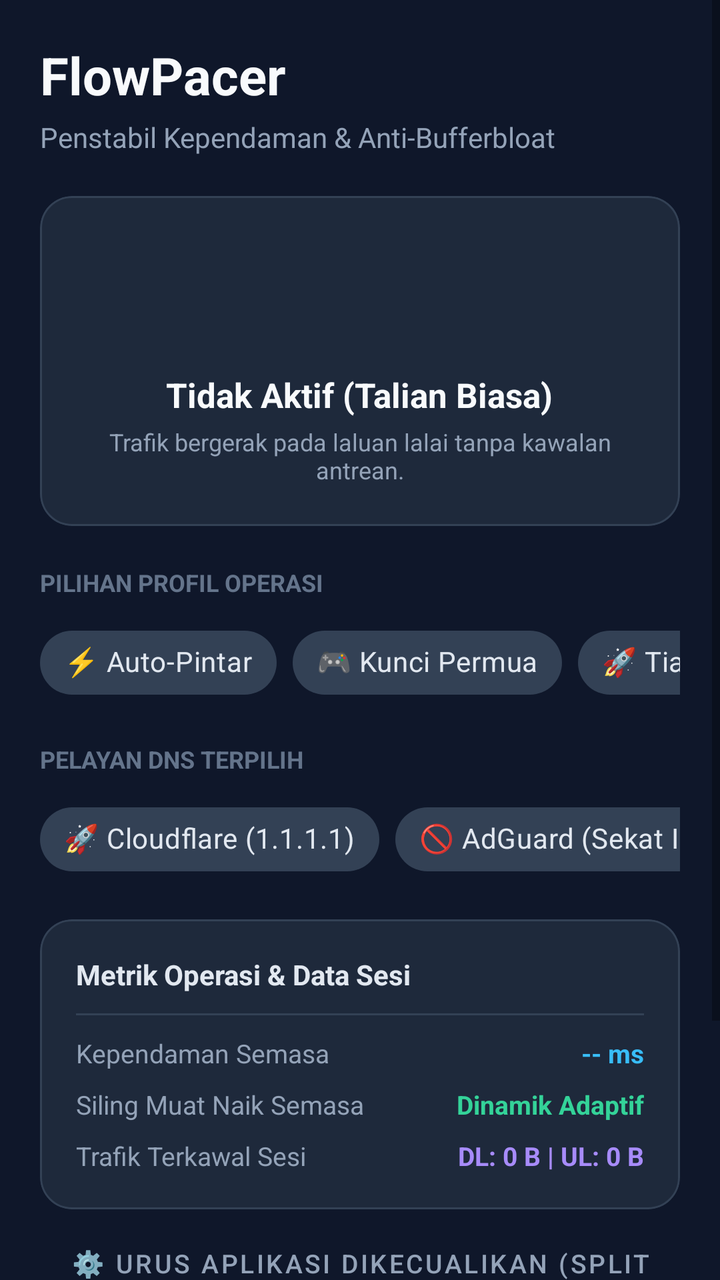
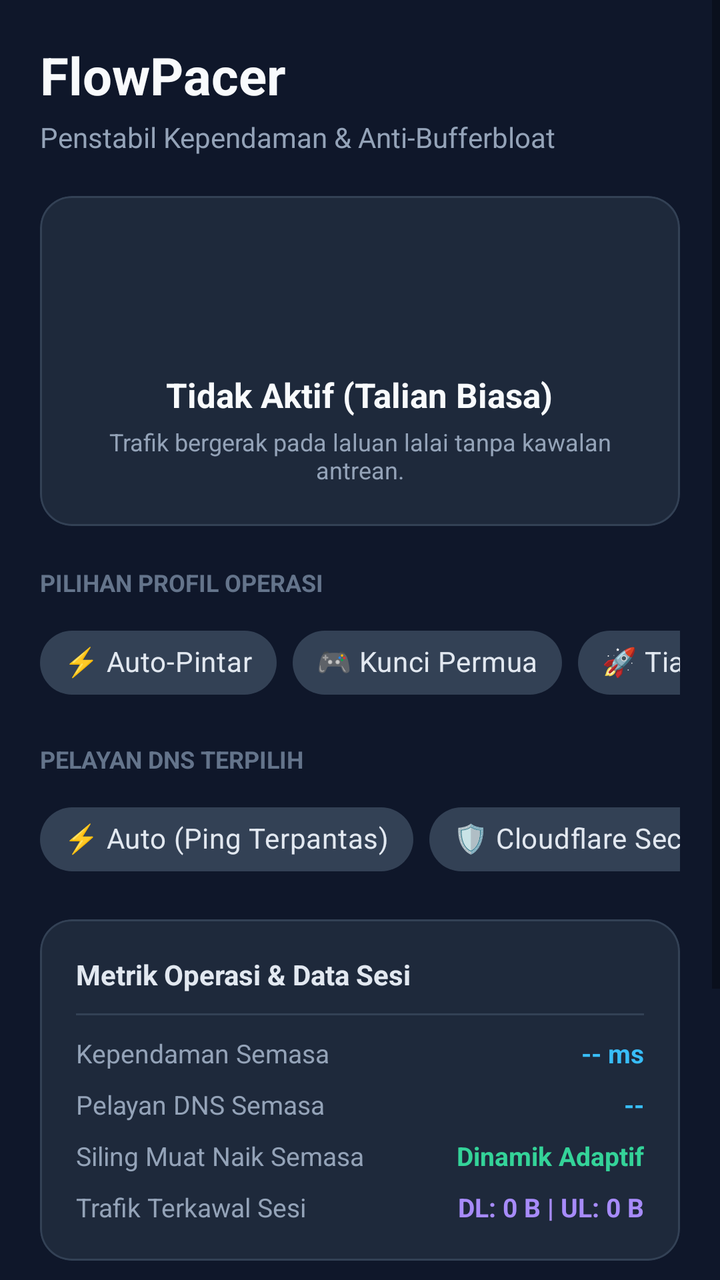

Compare the two renders of this Android layout. The source of the first and the diff that turns it into the second are given below.
<!-- AndroidManifest.xml: application theme Theme.MaterialComponents.DayNight.NoActionBar -->
<!-- res/layout/activity_main.xml -->
<?xml version="1.0" encoding="utf-8"?>
<ScrollView xmlns:android="http://schemas.android.com/apk/res/android"
    xmlns:app="http://schemas.android.com/apk/res-auto"
    android:layout_width="match_parent"
    android:layout_height="match_parent"
    android:fillViewport="true"
    android:background="#0F172A">

    <androidx.constraintlayout.widget.ConstraintLayout
        android:layout_width="match_parent"
        android:layout_height="wrap_content"
        android:padding="20dp">

        <TextView
            android:id="@+id/tvAppTitle"
            android:layout_width="wrap_content"
            android:layout_height="wrap_content"
            android:text="@string/app_name"
            android:textColor="#F8FAFC"
            android:textSize="26sp"
            android:textStyle="bold"
            app:layout_constraintStart_toStartOf="parent"
            app:layout_constraintTop_toTopOf="parent" />

        <TextView
            android:id="@+id/tvAppSubtitle"
            android:layout_width="wrap_content"
            android:layout_height="wrap_content"
            android:layout_marginTop="4dp"
            android:text="@string/app_subtitle"
            android:textColor="#94A3B8"
            android:textSize="14sp"
            app:layout_constraintStart_toStartOf="parent"
            app:layout_constraintTop_toBottomOf="@id/tvAppTitle" />

        
        <com.google.android.material.card.MaterialCardView
            android:id="@+id/cardStatus"
            android:layout_width="0dp"
            android:layout_height="wrap_content"
            android:layout_marginTop="20dp"
            app:cardBackgroundColor="#1E293B"
            app:cardCornerRadius="16dp"
            app:cardElevation="0dp"
            app:strokeColor="#334155"
            app:strokeWidth="1dp"
            app:layout_constraintEnd_toEndOf="parent"
            app:layout_constraintStart_toStartOf="parent"
            app:layout_constraintTop_toBottomOf="@id/tvAppSubtitle">

            <LinearLayout
                android:layout_width="match_parent"
                android:layout_height="wrap_content"
                android:gravity="center"
                android:orientation="vertical"
                android:padding="20dp">

                <ImageView
                    android:id="@+id/imgStatusIcon"
                    android:layout_width="56dp"
                    android:layout_height="56dp"
                    android:contentDescription="@null"
                    app:tint="#64748B" />

                <TextView
                    android:id="@+id/tvStatusTitle"
                    android:layout_width="wrap_content"
                    android:layout_height="wrap_content"
                    android:layout_marginTop="12dp"
                    android:text="@string/status_idle"
                    android:textColor="#F8FAFC"
                    android:textSize="17sp"
                    android:textStyle="bold" />

                <TextView
                    android:id="@+id/tvStatusDesc"
                    android:layout_width="wrap_content"
                    android:layout_height="wrap_content"
                    android:layout_marginTop="4dp"
                    android:gravity="center"
                    android:text="@string/status_desc_idle"
                    android:textAlignment="center"
                    android:textColor="#94A3B8"
                    android:textSize="12sp" />

            </LinearLayout>
        </com.google.android.material.card.MaterialCardView>

        
        <TextView
            android:id="@+id/tvModeLabel"
            android:layout_width="wrap_content"
            android:layout_height="wrap_content"
            android:layout_marginTop="20dp"
            android:text="@string/label_operation_profile"
            android:textColor="#64748B"
            android:textSize="12sp"
            android:textStyle="bold"
            app:layout_constraintStart_toStartOf="parent"
            app:layout_constraintTop_toBottomOf="@id/cardStatus" />

        <HorizontalScrollView
            android:id="@+id/scrollChips"
            android:layout_width="0dp"
            android:layout_height="wrap_content"
            android:layout_marginTop="8dp"
            android:clipToPadding="false"
            android:fillViewport="true"
            android:overScrollMode="never"
            android:scrollbars="none"
            app:layout_constraintEnd_toEndOf="parent"
            app:layout_constraintStart_toStartOf="parent"
            app:layout_constraintTop_toBottomOf="@id/tvModeLabel">

            <com.google.android.material.chip.ChipGroup
                android:id="@+id/chipGroupMode"
                android:layout_width="wrap_content"
                android:layout_height="wrap_content"
                app:singleLine="true"
                app:singleSelection="true"
                app:selectionRequired="true">

                <com.google.android.material.chip.Chip
                    android:id="@+id/chipAuto"
                    style="@style/Widget.MaterialComponents.Chip.Choice"
                    android:layout_width="wrap_content"
                    android:layout_height="wrap_content"
                    android:checked="true"
                    android:text="@string/profile_auto"
                    android:textColor="#E2E8F0"
                    app:chipBackgroundColor="#334155" />

                <com.google.android.material.chip.Chip
                    android:id="@+id/chipGaming"
                    style="@style/Widget.MaterialComponents.Chip.Choice"
                    android:layout_width="wrap_content"
                    android:layout_height="wrap_content"
                    android:text="@string/profile_gaming"
                    android:textColor="#E2E8F0"
                    app:chipBackgroundColor="#334155" />

                <com.google.android.material.chip.Chip
                    android:id="@+id/chipUnlimited"
                    style="@style/Widget.MaterialComponents.Chip.Choice"
                    android:layout_width="wrap_content"
                    android:layout_height="wrap_content"
                    android:text="@string/profile_unlimited"
                    android:textColor="#E2E8F0"
                    app:chipBackgroundColor="#334155" />

            </com.google.android.material.chip.ChipGroup>
        </HorizontalScrollView>

        
        <TextView
            android:id="@+id/tvDnsLabel"
            android:layout_width="wrap_content"
            android:layout_height="wrap_content"
            android:layout_marginTop="16dp"
            android:text="@string/label_dns_server"
            android:textColor="#64748B"
            android:textSize="12sp"
            android:textStyle="bold"
            app:layout_constraintStart_toStartOf="parent"
            app:layout_constraintTop_toBottomOf="@id/scrollChips" />

        <HorizontalScrollView
            android:id="@+id/scrollDns"
            android:layout_width="0dp"
            android:layout_height="wrap_content"
            android:layout_marginTop="8dp"
            android:clipToPadding="false"
            android:fillViewport="true"
            android:overScrollMode="never"
            android:scrollbars="none"
            app:layout_constraintEnd_toEndOf="parent"
            app:layout_constraintStart_toStartOf="parent"
            app:layout_constraintTop_toBottomOf="@id/tvDnsLabel">

            <com.google.android.material.chip.ChipGroup
                android:id="@+id/chipGroupDns"
                android:layout_width="wrap_content"
                android:layout_height="wrap_content"
                app:singleLine="true"
                app:singleSelection="true"
                app:selectionRequired="true">

                <com.google.android.material.chip.Chip
                    android:id="@+id/chipDnsCloudflare"
                    style="@style/Widget.MaterialComponents.Chip.Choice"
                    android:layout_width="wrap_content"
                    android:layout_height="wrap_content"
                    android:checked="true"
                    android:text="@string/dns_cloudflare"
                    android:textColor="#E2E8F0"
                    app:chipBackgroundColor="#334155" />

                <com.google.android.material.chip.Chip
                    android:id="@+id/chipDnsAdGuard"
                    style="@style/Widget.MaterialComponents.Chip.Choice"
                    android:layout_width="wrap_content"
                    android:layout_height="wrap_content"
                    android:text="@string/dns_adguard"
                    android:textColor="#E2E8F0"
                    app:chipBackgroundColor="#334155" />

                <com.google.android.material.chip.Chip
                    android:id="@+id/chipDnsGoogle"
                    style="@style/Widget.MaterialComponents.Chip.Choice"
                    android:layout_width="wrap_content"
                    android:layout_height="wrap_content"
                    android:text="@string/dns_google"
                    android:textColor="#E2E8F0"
                    app:chipBackgroundColor="#334155" />

            </com.google.android.material.chip.ChipGroup>
        </HorizontalScrollView>

        
        <com.google.android.material.card.MaterialCardView
            android:id="@+id/cardDiagnostics"
            android:layout_width="0dp"
            android:layout_height="wrap_content"
            android:layout_marginTop="16dp"
            app:cardBackgroundColor="#1E293B"
            app:cardCornerRadius="16dp"
            app:cardElevation="0dp"
            app:strokeColor="#334155"
            app:strokeWidth="1dp"
            app:layout_constraintEnd_toEndOf="parent"
            app:layout_constraintStart_toStartOf="parent"
            app:layout_constraintTop_toBottomOf="@id/scrollDns">

            <LinearLayout
                android:layout_width="match_parent"
                android:layout_height="wrap_content"
                android:orientation="vertical"
                android:padding="18dp">

                <TextView
                    android:layout_width="wrap_content"
                    android:layout_height="wrap_content"
                    android:text="@string/label_diagnostics_title"
                    android:textColor="#E2E8F0"
                    android:textSize="14sp"
                    android:textStyle="bold" />

                <View
                    android:layout_width="match_parent"
                    android:layout_height="1dp"
                    android:layout_marginVertical="10dp"
                    android:background="#334155" />

                <LinearLayout
                    android:layout_width="match_parent"
                    android:layout_height="wrap_content"
                    android:orientation="horizontal">

                    <TextView
                        android:layout_width="0dp"
                        android:layout_height="wrap_content"
                        android:layout_weight="1"
                        android:text="@string/label_current_latency"
                        android:textColor="#94A3B8"
                        android:textSize="13sp" />

                    <TextView
                        android:id="@+id/tvPingValue"
                        android:layout_width="wrap_content"
                        android:layout_height="wrap_content"
                        android:text="-- ms"
                        android:textColor="#38BDF8"
                        android:textSize="13sp"
                        android:textStyle="bold" />
                </LinearLayout>

                <LinearLayout
                    android:layout_width="match_parent"
                    android:layout_height="wrap_content"
                    android:layout_marginTop="8dp"
                    android:orientation="horizontal">

                    <TextView
                        android:layout_width="0dp"
                        android:layout_height="wrap_content"
                        android:layout_weight="1"
                        android:text="@string/label_upload_ceiling"
                        android:textColor="#94A3B8"
                        android:textSize="13sp" />

                    <TextView
                        android:id="@+id/tvShaperLimit"
                        android:layout_width="wrap_content"
                        android:layout_height="wrap_content"
                        android:text="@string/metric_shaper_dynamic"
                        android:textColor="#34D399"
                        android:textSize="13sp"
                        android:textStyle="bold" />
                </LinearLayout>

                
                <LinearLayout
                    android:layout_width="match_parent"
                    android:layout_height="wrap_content"
                    android:layout_marginTop="8dp"
                    android:orientation="horizontal">

                    <TextView
                        android:layout_width="0dp"
                        android:layout_height="wrap_content"
                        android:layout_weight="1"
                        android:text="@string/label_session_traffic"
                        android:textColor="#94A3B8"
                        android:textSize="13sp" />

                    <TextView
                        android:id="@+id/tvSessionTraffic"
                        android:layout_width="wrap_content"
                        android:layout_height="wrap_content"
                        android:text="DL: 0 B | UL: 0 B"
                        android:textColor="#A78BFA"
                        android:textSize="13sp"
                        android:textStyle="bold" />
                </LinearLayout>

            </LinearLayout>
        </com.google.android.material.card.MaterialCardView>

        
        <com.google.android.material.button.MaterialButton
            android:id="@+id/btnExcludedApps"
            style="@style/Widget.MaterialComponents.Button.TextButton"
            android:layout_width="0dp"
            android:layout_height="48dp"
            android:layout_marginTop="8dp"
            android:text="@string/btn_split_tunnel"
            android:textColor="#94A3B8"
            android:textSize="13sp"
            app:layout_constraintEnd_toEndOf="parent"
            app:layout_constraintStart_toStartOf="parent"
            app:layout_constraintTop_toBottomOf="@id/cardDiagnostics" />

        
        <com.google.android.material.button.MaterialButton
            android:id="@+id/btnTestPing"
            style="@style/Widget.MaterialComponents.Button.OutlinedButton"
            android:layout_width="0dp"
            android:layout_height="52dp"
            android:layout_marginTop="6dp"
            android:text="@string/btn_test_ping"
            android:textColor="#E2E8F0"
            app:cornerRadius="12dp"
            app:strokeColor="#475569"
            app:layout_constraintEnd_toEndOf="parent"
            app:layout_constraintStart_toStartOf="parent"
            app:layout_constraintTop_toBottomOf="@id/btnExcludedApps" />

        
        <com.google.android.material.button.MaterialButton
            android:id="@+id/btnToggleService"
            android:layout_width="0dp"
            android:layout_height="54dp"
            android:layout_marginTop="10dp"
            android:backgroundTint="#0284C7"
            android:text="@string/btn_start"
            android:textColor="#FFFFFF"
            android:textSize="15sp"
            android:textStyle="bold"
            app:cornerRadius="12dp"
            app:layout_constraintEnd_toEndOf="parent"
            app:layout_constraintStart_toStartOf="parent"
            app:layout_constraintTop_toBottomOf="@id/btnTestPing" />

    </androidx.constraintlayout.widget.ConstraintLayout>
</ScrollView>
<!-- resources referenced by this layout -->
<resources>
  <string name="app_name">FlowPacer</string>
  <string name="app_subtitle">Penstabil Kependaman &amp; Anti-Bufferbloat</string>
  <string name="btn_split_tunnel">⚙️ Urus Aplikasi Dikecualikan (Split Tunnel)</string>
  <string name="btn_start">Aktifkan Penstabil Rangkaian</string>
  <string name="btn_test_ping">Uji Kependaman Sekarang</string>
  <string name="dns_adguard">🚫 AdGuard (Sekat Iklan)</string>
  <string name="dns_cloudflare">🚀 Cloudflare (1.1.1.1)</string>
  <string name="dns_google">🔍 Google (8.8.8.8)</string>
  <string name="label_current_latency">Kependaman Semasa</string>
  <string name="label_diagnostics_title">Metrik Operasi &amp; Data Sesi</string>
  <string name="label_dns_server">PELAYAN DNS TERPILIH</string>
  <string name="label_operation_profile">PILIHAN PROFIL OPERASI</string>
  <string name="label_session_traffic">Trafik Terkawal Sesi</string>
  <string name="label_upload_ceiling">Siling Muat Naik Semasa</string>
  <string name="metric_shaper_dynamic">Dinamik Adaptif</string>
  <string name="profile_auto">⚡ Auto-Pintar</string>
  <string name="profile_gaming">🎮 Kunci Permua</string>
  <string name="profile_unlimited">🚀 Tiada Had</string>
  <string name="status_desc_idle">Trafik bergerak pada laluan lalai tanpa kawalan antrean.</string>
  <string name="status_idle">Tidak Aktif (Talian Biasa)</string>
</resources>

<!-- the commit's change to res/layout/activity_main.xml (unified diff, before → after) -->
@@ -185,12 +185,51 @@
                 app:singleSelection="true"
                 app:selectionRequired="true">
 
+                
+                <com.google.android.material.chip.Chip
+                    android:id="@+id/chipDnsAuto"
+                    style="@style/Widget.MaterialComponents.Chip.Choice"
+                    android:layout_width="wrap_content"
+                    android:layout_height="wrap_content"
+                    android:checked="true"
+                    android:text="@string/dns_auto"
+                    android:textColor="#E2E8F0"
+                    app:chipBackgroundColor="#334155" />
+
+                
+                <com.google.android.material.chip.Chip
+                    android:id="@+id/chipDnsCloudflareSec"
+                    style="@style/Widget.MaterialComponents.Chip.Choice"
+                    android:layout_width="wrap_content"
+                    android:layout_height="wrap_content"
+                    android:text="@string/dns_cloudflare_sec"
+                    android:textColor="#E2E8F0"
+                    app:chipBackgroundColor="#334155" />
+
+                <com.google.android.material.chip.Chip
+                    android:id="@+id/chipDnsQuad9"
+                    style="@style/Widget.MaterialComponents.Chip.Choice"
+                    android:layout_width="wrap_content"
+                    android:layout_height="wrap_content"
+                    android:text="@string/dns_quad9"
+                    android:textColor="#E2E8F0"
+                    app:chipBackgroundColor="#334155" />
+
+                <com.google.android.material.chip.Chip
+                    android:id="@+id/chipDnsOpenDns"
+                    style="@style/Widget.MaterialComponents.Chip.Choice"
+                    android:layout_width="wrap_content"
+                    android:layout_height="wrap_content"
+                    android:text="@string/dns_opendns"
+                    android:textColor="#E2E8F0"
+                    app:chipBackgroundColor="#334155" />
+
+                
                 <com.google.android.material.chip.Chip
                     android:id="@+id/chipDnsCloudflare"
                     style="@style/Widget.MaterialComponents.Chip.Choice"
                     android:layout_width="wrap_content"
                     android:layout_height="wrap_content"
-                    android:checked="true"
                     android:text="@string/dns_cloudflare"
                     android:textColor="#E2E8F0"
                     app:chipBackgroundColor="#334155" />
@@ -251,6 +290,7 @@
                     android:layout_marginVertical="10dp"
                     android:background="#334155" />
 
+                
                 <LinearLayout
                     android:layout_width="match_parent"
                     android:layout_height="wrap_content"
@@ -274,6 +314,32 @@
                         android:textStyle="bold" />
                 </LinearLayout>
 
+                
+                <LinearLayout
+                    android:layout_width="match_parent"
+                    android:layout_height="wrap_content"
+                    android:layout_marginTop="8dp"
+                    android:orientation="horizontal">
+
+                    <TextView
+                        android:layout_width="0dp"
+                        android:layout_height="wrap_content"
+                        android:layout_weight="1"
+                        android:text="@string/label_active_dns"
+                        android:textColor="#94A3B8"
+                        android:textSize="13sp" />
+
+                    <TextView
+                        android:id="@+id/tvActiveDns"
+                        android:layout_width="wrap_content"
+                        android:layout_height="wrap_content"
+                        android:text="@string/metric_dns_default"
+                        android:textColor="#38BDF8"
+                        android:textSize="13sp"
+                        android:textStyle="bold" />
+                </LinearLayout>
+
+                
                 <LinearLayout
                     android:layout_width="match_parent"
                     android:layout_height="wrap_content"
<!-- resource entries referenced after the edit -->
@@ -6,14 +6,20 @@
   <string name="btn_start">Aktifkan Penstabil Rangkaian</string>
   <string name="btn_test_ping">Uji Kependaman Sekarang</string>
   <string name="dns_adguard">🚫 AdGuard (Sekat Iklan)</string>
+  <string name="dns_auto">⚡ Auto (Ping Terpantas)</string>
   <string name="dns_cloudflare">🚀 Cloudflare (1.1.1.1)</string>
+  <string name="dns_cloudflare_sec">🛡️ Cloudflare Sec (1.1.1.2)</string>
   <string name="dns_google">🔍 Google (8.8.8.8)</string>
+  <string name="dns_opendns">🌐 OpenDNS Cisco</string>
+  <string name="dns_quad9">🔒 Quad9 (9.9.9.9)</string>
+  <string name="label_active_dns">Pelayan DNS Semasa</string>
   <string name="label_current_latency">Kependaman Semasa</string>
   <string name="label_diagnostics_title">Metrik Operasi &amp; Data Sesi</string>
   <string name="label_dns_server">PELAYAN DNS TERPILIH</string>
   <string name="label_operation_profile">PILIHAN PROFIL OPERASI</string>
   <string name="label_session_traffic">Trafik Terkawal Sesi</string>
   <string name="label_upload_ceiling">Siling Muat Naik Semasa</string>
+  <string name="metric_dns_default">--</string>
   <string name="metric_shaper_dynamic">Dinamik Adaptif</string>
   <string name="profile_auto">⚡ Auto-Pintar</string>
   <string name="profile_gaming">🎮 Kunci Permua</string>
